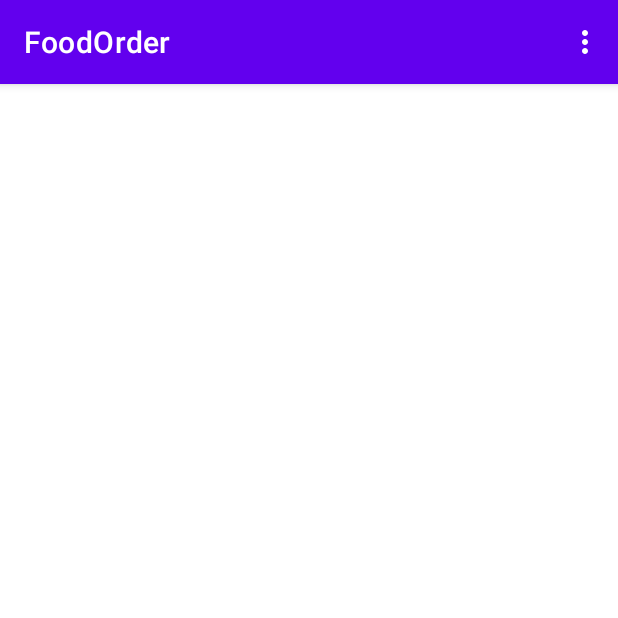
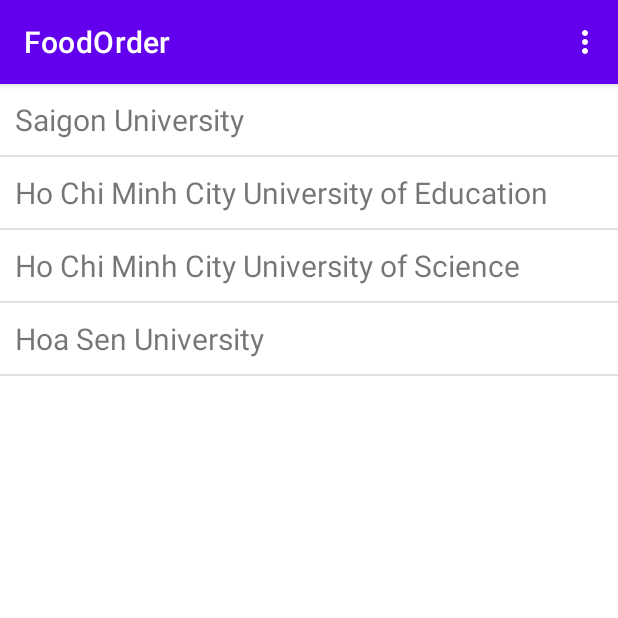
Before and after one commit to buitrbao222/mobile-sms-order, an Android app: the LandmarksActivity screen opened directly, with no data from a screen before it, on a phone screen of 412 x 824 dp, the top half of it. Run offline under Robolectric (Android 15) with nearby library versions, the phone set to English and light mode, and no system bars.

Commit message:
Finish location ListView and Dialog to open location map or website

```diff
--- a/app/src/main/java/com/example/main/LandmarksActivity.java
+++ b/app/src/main/java/com/example/main/LandmarksActivity.java
@@ -1,8 +1,8 @@
 package com.example.main;
 
-import androidx.appcompat.app.AppCompatActivity;
-
 import android.os.Bundle;
+import android.widget.ArrayAdapter;
+import android.widget.ListView;
 
 public class LandmarksActivity extends BaseActivity {
 
@@ -10,5 +10,40 @@ public class LandmarksActivity extends BaseActivity {
     protected void onCreate(Bundle savedInstanceState) {
         super.onCreate(savedInstanceState);
         setContentView(R.layout.landmarks_activity);
+
+        String[] landmarkNames = new String[]{
+                "Saigon University",
+                "Ho Chi Minh City University of Education",
+                "Ho Chi Minh City University of Science",
+                "Hoa Sen University"
+        };
+
+        String[] landmarkLocations = new String[]{
+                "https://www.google.com/maps/place/Saigon+University/@10.7599171,106.6822583,15z/data=!4m5!3m4!1s0x0:0xa06651894598e488!8m2!3d10.7599171!4d106.6822583",
+                "https://www.google.com/maps/place/Ho+Chi+Minh+City+University+of+Education/@10.7613832,106.6821711,15z/data=!4m2!3m1!1s0x0:0x2fb4502ebd044212?sa=X&ved=2ahUKEwjAsY3TsuTvAhVrxosBHVFmCqsQ_BIwEnoECB0QBQ",
+                "https://www.google.com/maps/place/Vietnam+National+University+Ho+Chi+Minh+City+-+University+of+Science/@10.762913,106.6821717,15z/data=!4m2!3m1!1s0x0:0x43900f1d4539a3d?sa=X&ved=2ahUKEwjX_8udsuTvAhWpyosBHSHkBvYQ_BIwG3oECDIQBQ",
+                "https://www.google.com/maps/place/Hoa+Sen+University/@10.7702198,106.6925234,15z/data=!4m2!3m1!1s0x0:0xd7ff822aa9ef6e94?sa=X&ved=2ahUKEwiP--uksuTvAhXiKKYKHbpmDIIQ_BIwHHoECCoQBQ",
+        };
+
+        String[] landmarkInfo = new String[]{
+                "https://sgu.edu.vn/",
+                "https://hcmue.edu.vn/",
+                "https://hcmus.edu.vn/",
+                "https://www.hoasen.edu.vn/"
+        };
+
+        ArrayAdapter<String> adapter = new ArrayAdapter<>(this, R.layout.landmark_item, landmarkNames);
+
+        ListView landmarksListView = findViewById(R.id.landmarks_listview);
+        landmarksListView.setAdapter(adapter);
+
+        landmarksListView.setOnItemClickListener((parent, view, position, id) -> {
+            LandmarkDialog landmarkDialog = new LandmarkDialog();
+            Bundle bundle = new Bundle();
+            bundle.putString("mapUrl", landmarkLocations[position]);
+            bundle.putString("infoUrl", landmarkInfo[position]);
+            landmarkDialog.setArguments(bundle);
+            landmarkDialog.show(getSupportFragmentManager(), "Landmark Dialog");
+        });
     }
 }
--- /dev/null
+++ b/app/src/main/res/layout/landmark_item.xml
@@ -0,0 +1,8 @@
+<?xml version="1.0" encoding="utf-8"?>
+<TextView xmlns:android="http://schemas.android.com/apk/res/android"
+          android:id="@+id/landmark_name"
+          android:layout_width="match_parent"
+          android:layout_height="wrap_content"
+          android:gravity="center_vertical"
+          android:padding="10dp"
+          android:textSize="20sp" />
--- a/app/src/main/res/layout/landmarks_activity.xml
+++ b/app/src/main/res/layout/landmarks_activity.xml
@@ -1,8 +1,12 @@
 <?xml version="1.0" encoding="utf-8"?>
-<androidx.constraintlayout.widget.ConstraintLayout xmlns:android="http://schemas.android.com/apk/res/android"
-                                                   xmlns:tools="http://schemas.android.com/tools"
-                                                   android:layout_width="match_parent"
-                                                   android:layout_height="match_parent"
-                                                   tools:context=".LandmarksActivity">
+<LinearLayout xmlns:android="http://schemas.android.com/apk/res/android"
+              xmlns:tools="http://schemas.android.com/tools"
+              android:layout_width="match_parent"
+              android:layout_height="match_parent"
+              tools:context=".LandmarksActivity">
 
-</androidx.constraintlayout.widget.ConstraintLayout>
+    <ListView
+        android:id="@+id/landmarks_listview"
+        android:layout_width="match_parent"
+        android:layout_height="match_parent" />
+</LinearLayout>
```
Also changed, not shown: app/src/main/java/com/example/main/LandmarkDialog.java (added, +56 -0 lines), app/src/main/res/layout/landmark_dialog.xml (added, +23 -0 lines).
